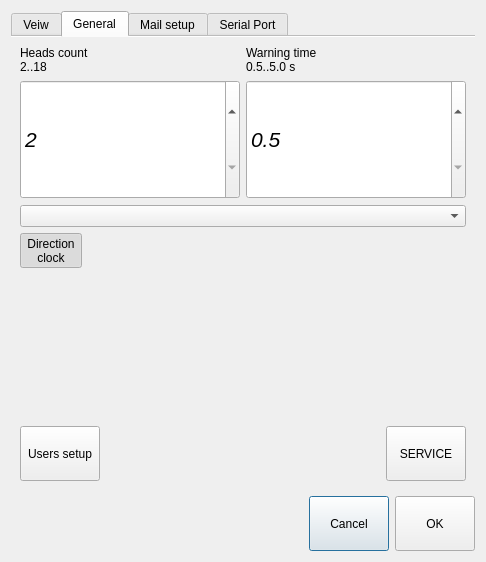
The window that generalsettingdialog.ui (mishkoLitvin/L_Aries-progect) describes before a commit, drawn with Qt 5.
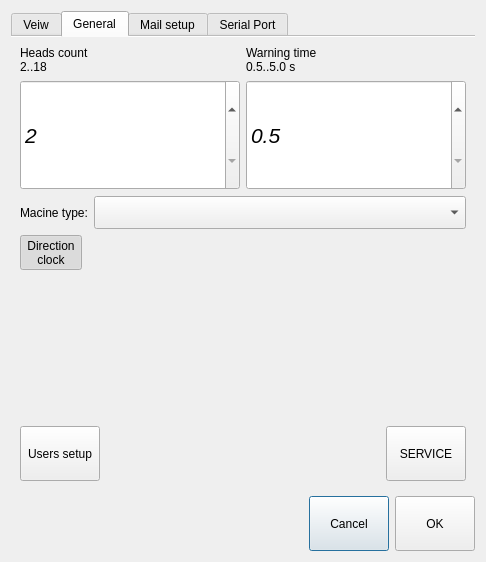
The same window after the commit. Icons and pictures are not drawn.

Patch:
```diff
--- a/generalsettingdialog.ui
+++ b/generalsettingdialog.ui
@@ -266,12 +266,6 @@
                <verstretch>0</verstretch>
               </sizepolicy>
              </property>
-             <property name="minimumSize">
-              <size>
-               <width>0</width>
-               <height>45</height>
-              </size>
-             </property>
              <property name="font">
               <font>
                <pointsize>16</pointsize>
@@ -300,7 +294,30 @@
         </layout>
        </item>
        <item>
-        <widget class="QComboBox" name="comboBox"/>
+        <layout class="QHBoxLayout" name="horizontalLayout_8">
+         <item>
+          <widget class="QLabel" name="labelH2">
+           <property name="text">
+            <string>Macine type:</string>
+           </property>
+          </widget>
+         </item>
+         <item>
+          <widget class="QComboBox" name="comboBoxMacineType">
+           <property name="sizePolicy">
+            <sizepolicy hsizetype="Expanding" vsizetype="Fixed">
+             <horstretch>0</horstretch>
+             <verstretch>0</verstretch>
+            </sizepolicy>
+           </property>
+           <property name="font">
+            <font>
+             <pointsize>16</pointsize>
+            </font>
+           </property>
+          </widget>
+         </item>
+        </layout>
        </item>
        <item>
         <layout class="QHBoxLayout" name="horizontalLayout_5">
```
